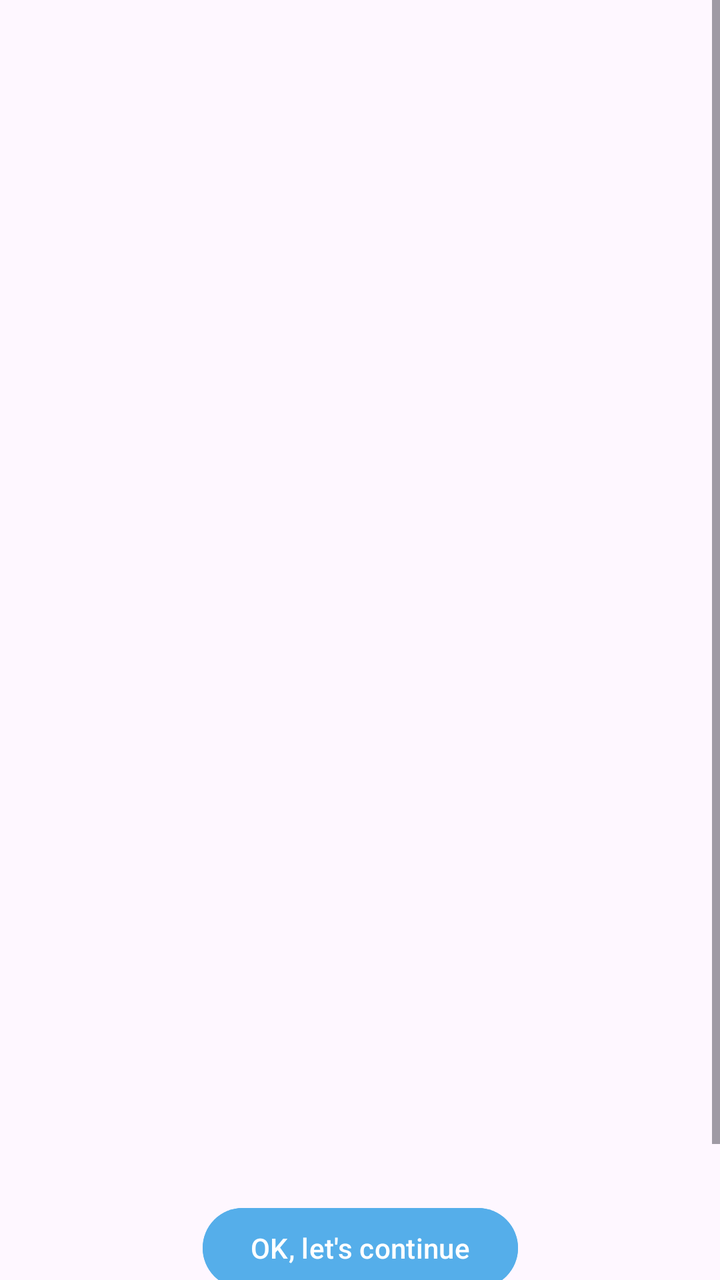
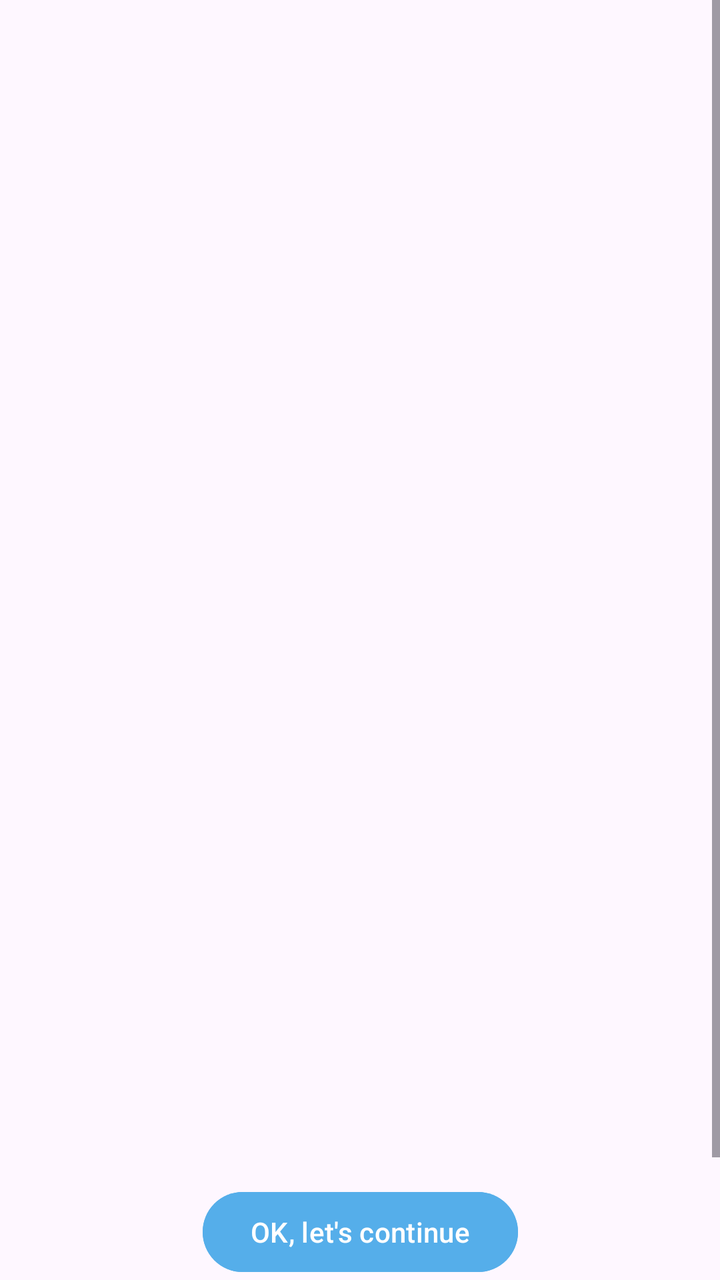

Before-and-after screenshots of an Android layout around one commit, followed by the original layout XML and the change that was made.
<!-- AndroidManifest.xml: application theme Theme.MT -->
<!-- res/layout/fragment_tutorial_1_2_3.xml -->
<?xml version="1.0" encoding="utf-8"?>
<ScrollView xmlns:android="http://schemas.android.com/apk/res/android"
    xmlns:app="http://schemas.android.com/apk/res-auto"
    android:layout_width="match_parent"
    android:layout_height="match_parent">

    <androidx.constraintlayout.widget.ConstraintLayout
        android:layout_width="match_parent"
        android:layout_height="wrap_content"
        android:layout_marginTop="60dp">

        <ImageView
            android:id="@+id/FrimageView"
            android:layout_width="380dp"
            android:layout_height="500dp"
            android:layout_marginTop="20dp"
            app:layout_constraintEnd_toEndOf="parent"
            app:layout_constraintStart_toStartOf="parent"
            app:layout_constraintTop_toTopOf="parent" />

        <Button
            android:id="@+id/next"
            android:layout_width="wrap_content"
            android:layout_height="wrap_content"
            android:layout_marginTop="20dp"
            android:backgroundTint="#55AEEA"
            android:text="@string/tutorial_continue"
            app:layout_constraintEnd_toEndOf="parent"
            app:layout_constraintStart_toStartOf="parent"
            app:layout_constraintTop_toBottomOf="@+id/FrimageView" />

        <Button
            android:id="@+id/grant"
            android:layout_width="wrap_content"
            android:layout_height="wrap_content"
            android:layout_marginTop="20dp"
            android:backgroundTint="#55AEEA"
            android:text="@string/tutorial_grant"
            app:layout_constraintEnd_toEndOf="parent"
            app:layout_constraintStart_toStartOf="parent"
            app:layout_constraintTop_toBottomOf="@+id/next" />
    </androidx.constraintlayout.widget.ConstraintLayout>

</ScrollView>
<!-- resources referenced by this layout -->
<resources>
  <string name="tutorial_continue">OK, let\'s continue</string>
  <string name="tutorial_grant">Go and grant that permission</string>
  <style name="Theme.MT" parent="Base.Theme.MT">
          
          <item name="android:navigationBarColor">@android:color/transparent</item>
          <item name="android:statusBarColor">@android:color/transparent</item>
          <item name="android:windowLightStatusBar">?attr/isLightTheme</item>
      </style>
  <style name="Base.Theme.MT" parent="Theme.Material3.Light.NoActionBar">
          <item name="colorPrimary">#55AEEA</item>
          <item name="android:navigationBarColor">
              @android:color/transparent
          </item>
          <item name="android:enforceNavigationBarContrast">false</item>
          <item name="android:enforceStatusBarContrast">false</item>
      </style>
</resources>

<!-- the commit's change to res/layout/fragment_tutorial_1_2_3.xml (unified diff, before → after) -->
@@ -14,20 +14,35 @@
             android:layout_width="380dp"
             android:layout_height="500dp"
             android:layout_marginTop="20dp"
+            android:clipToOutline="true"
+            android:outlineProvider="background"
+            android:background="@drawable/rounded_image_bg"
             app:layout_constraintEnd_toEndOf="parent"
             app:layout_constraintStart_toStartOf="parent"
             app:layout_constraintTop_toTopOf="parent" />
+
+        <TextView
+            android:id="@+id/skipHint"
+            android:layout_width="wrap_content"
+            android:layout_height="wrap_content"
+            android:textColor="#55AEEA"
+            android:textSize="13sp"
+            android:visibility="gone"
+            android:layout_marginTop="8dp"
+            app:layout_constraintTop_toBottomOf="@+id/FrimageView"
+            app:layout_constraintStart_toStartOf="parent"
+            app:layout_constraintEnd_toEndOf="parent" />
 
         <Button
             android:id="@+id/next"
             android:layout_width="wrap_content"
             android:layout_height="wrap_content"
-            android:layout_marginTop="20dp"
+            android:layout_marginTop="12dp"
             android:backgroundTint="#55AEEA"
             android:text="@string/tutorial_continue"
             app:layout_constraintEnd_toEndOf="parent"
             app:layout_constraintStart_toStartOf="parent"
-            app:layout_constraintTop_toBottomOf="@+id/FrimageView" />
+            app:layout_constraintTop_toBottomOf="@+id/skipHint" />
 
         <Button
             android:id="@+id/grant"
<!-- resource entries referenced after the edit -->
@@ -1,5 +1,12 @@
 <!-- resources referenced by this layout -->
 <resources>
+  <!-- drawable rounded_image_bg (drawable) -->
+  <?xml version="1.0" encoding="utf-8"?>
+  <shape xmlns:android="http://schemas.android.com/apk/res/android"
+      android:shape="rectangle">
+      <corners android:radius="16dp" />
+      <solid android:color="#00000000" />
+  </shape>
   <string name="tutorial_continue">OK, let\'s continue</string>
   <string name="tutorial_grant">Go and grant that permission</string>
   <style name="Theme.MT" parent="Base.Theme.MT">
